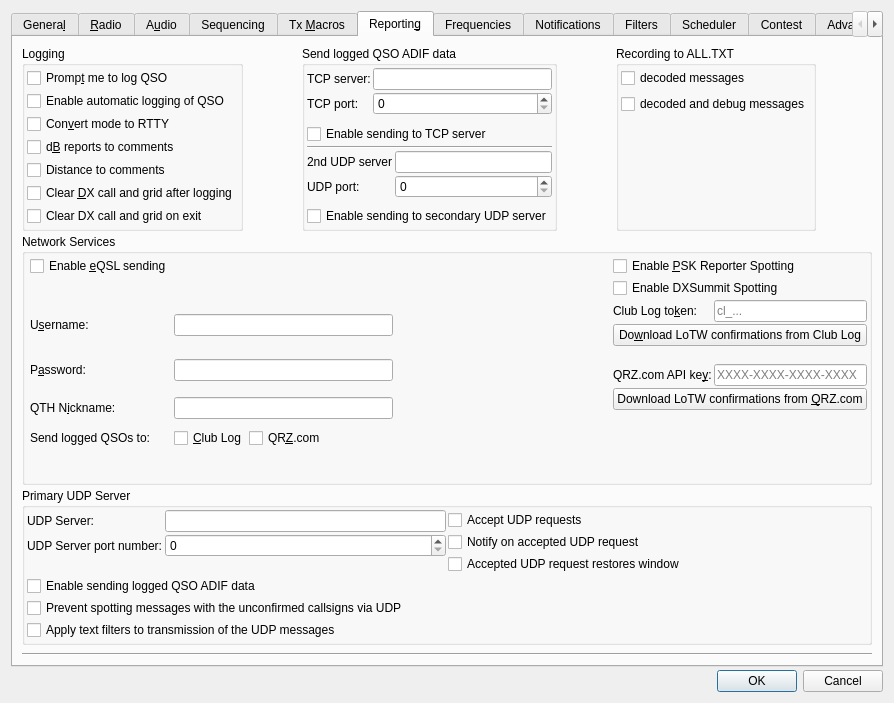
ce3tsk/jtdx_contest, file Configuration.ui: the form before one commit.
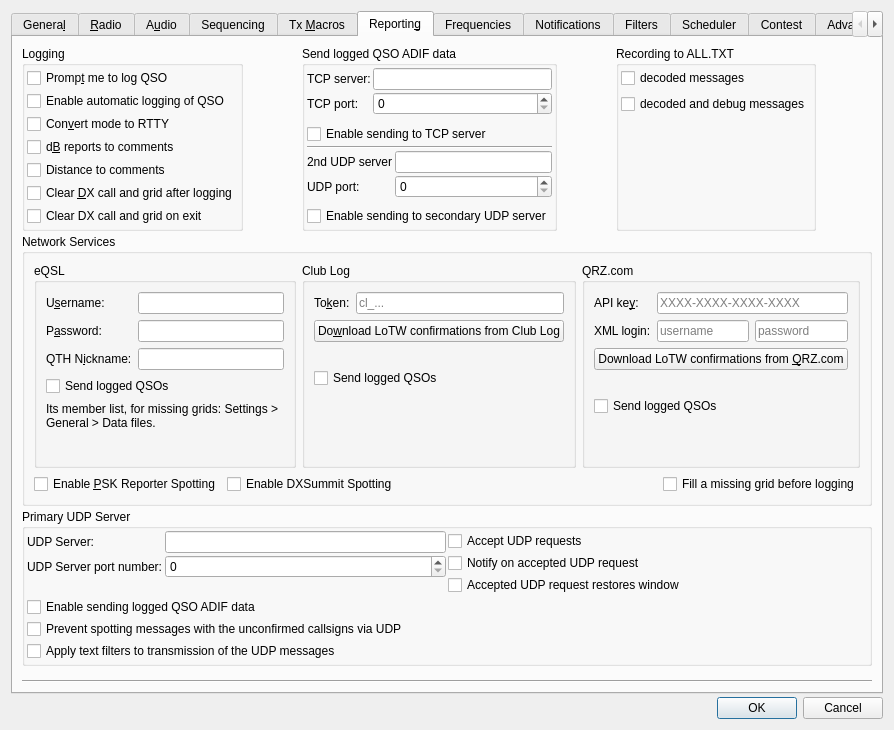
The form after the commit. The open tabs and pages were chosen to show the change.

Commit message: Fill a missing grid before logging (Settings > Reporting, off by default, never in a contest): from the grid heard earlier, the PSK Reporter locator, the eQSL member list (a new data file), the Club Log users file (weekly, made on a worker thread, Club Log refusals and Retry-After kept) and QRZ.com XML data, noted in the comment as [grid: source]; Network Services box redone in three groups, the send boxes greyed without a token or key; the eQSL login moved from the ini to a file of its own; zlib 1.4 built in (co5Hntrib/zlib)

```diff
--- a/Configuration.ui
+++ b/Configuration.ui
@@ -854,6 +854,36 @@
             </property>
            </widget>
           </item>
+          <item row="4" column="0">
+           <widget class="QLabel" name="eqsl_file_label">
+            <property name="text">
+             <string>eQSL members:</string>
+            </property>
+           </widget>
+          </item>
+          <item row="4" column="1">
+           <widget class="QLabel" name="eqsl_file_status_label">
+            <property name="sizePolicy">
+             <sizepolicy hsizetype="Expanding" vsizetype="Preferred">
+              <horstretch>1</horstretch>
+              <verstretch>0</verstretch>
+             </sizepolicy>
+            </property>
+            <property name="toolTip">
+             <string>The copy in the log directory is used; none is bundled with this release.</string>
+            </property>
+           </widget>
+          </item>
+          <item row="4" column="2">
+           <widget class="QPushButton" name="eqsl_download_push_button">
+            <property name="toolTip">
+             <string>Download eQSL's member list from eqsl.cc: each member's grid square and last upload, no eQSL account needed. With Settings &gt; Reporting's "Fill a missing grid before logging", a QSO that gave no grid may take its member's grid, when that member uploaded to eQSL within the last 12 months.</string>
+            </property>
+            <property name="text">
+             <string>Download latest</string>
+            </property>
+           </widget>
+          </item>
          </layout>
         </widget>
        </item>
@@ -2986,53 +3016,16 @@
            <property name="title">
             <string>Network Services</string>
            </property>
-           <layout class="QGridLayout" name="gridLayout_17">
-            <property name="leftMargin">
-             <number>5</number>
-            </property>
-            <property name="topMargin">
-             <number>2</number>
-            </property>
-            <property name="rightMargin">
-             <number>2</number>
-            </property>
-            <property name="bottomMargin">
-             <number>2</number>
-            </property>
-            <property name="spacing">
-             <number>2</number>
-            </property>
+           <layout class="QVBoxLayout" name="network_layout">
+            <item>
+             <layout class="QHBoxLayout" name="services_layout" stretch="1,1,1">
+              <item>
+               <widget class="QGroupBox" name="eqsl_group_box">
+                <property name="title">
+                 <string notr="true">eQSL</string>
+                </property>
+                <layout class="QGridLayout" name="eqsl_grid_layout">
             <item row="0" column="0">
-             <widget class="QCheckBox" name="eqsl_check_box">
-              <property name="toolTip">
-               <string>The program can send logged QSO info to the http://www.eqsl.cc web site.</string>
-              </property>
-              <property name="text">
-               <string>Enable &amp;eQSL sending</string>
-              </property>
-             </widget>
-            </item>
-            <item row="0" column="3">
-             <spacer name="horizontalSpacer_11">
-              <property name="orientation">
-               <enum>Qt::Horizontal</enum>
-              </property>
-              <property name="sizeHint" stdset="0">
-               <size>
-                <width>40</width>
-                <height>20</height>
-               </size>
-              </property>
-             </spacer>
-            </item>
-            <item row="2" column="1">
-             <widget class="QLineEdit" name="eqsluser_edit">
-              <property name="toolTip">
-               <string>EQSL Username.</string>
-              </property>
-             </widget>
-            </item>
-            <item row="2" column="0">
              <widget class="QLabel" name="eqsluser_label">
               <property name="text">
                <string>U&amp;sername:</string>
@@ -3042,7 +3035,14 @@
               </property>
              </widget>
             </item>
-            <item row="3" column="0">
+                 <item row="0" column="1">
+                  <widget class="QLineEdit" name="eqsluser_edit">
+                   <property name="toolTip">
+                    <string>EQSL Username.</string>
+                   </property>
+                  </widget>
+                 </item>
+                 <item row="1" column="0">
              <widget class="QLabel" name="eqslpasswd_label">
               <property name="text">
                <string>P&amp;assword:</string>
@@ -3052,7 +3052,7 @@
               </property>
              </widget>
             </item>
-            <item row="3" column="1">
+                 <item row="1" column="1">
              <widget class="QLineEdit" name="eqslpasswd_edit">
               <property name="toolTip">
                <string>EQSL Password.</string>
@@ -3062,42 +3062,69 @@
               </property>
              </widget>
             </item>
-            <item row="0" column="4">
-             <widget class="QCheckBox" name="psk_reporter_check_box">
-              <property name="toolTip">
-               <string>The program can send your station details and all
-decoded signals as spots to the http://pskreporter.info web site.
-This is used for reverse beacon analysis which is very useful
-for assessing propagation and system performance.</string>
-              </property>
+                 <item row="2" column="0">
+                  <widget class="QLabel" name="eqslnick_label">
               <property name="text">
-               <string>Enable &amp;PSK Reporter Spotting</string>
+                    <string>QTH N&amp;ickname:</string>
+                   </property>
+                   <property name="buddy">
+                    <cstring>eqslnick_edit</cstring>
               </property>
              </widget>
             </item>
-            <item row="4" column="1">
+                 <item row="2" column="1">
              <widget class="QLineEdit" name="eqslnick_edit">
               <property name="toolTip">
                <string>EQSL OTH Nickname.</string>
               </property>
              </widget>
             </item>
-            <item row="1" column="4">
-             <widget class="QCheckBox" name="dxsummit_check_box">
+                 <item row="3" column="0" colspan="2">
+                  <widget class="QCheckBox" name="eqsl_check_box">
+                   <property name="toolTip">
+                    <string>The program can send logged QSO info to the http://www.eqsl.cc web site.</string>
+                   </property>
               <property name="text">
-               <string>Enable DXSummit Spotting </string>
+                    <string>Send logged QSOs</string>
               </property>
              </widget>
             </item>
-            <item row="2" column="4" rowspan="3">
+                 <item row="4" column="0" colspan="2">
+                  <widget class="QLabel" name="eqsl_members_label">
+                   <property name="text">
+                    <string>Its member list, for missing grids: Settings &gt; General &gt; Data files.</string>
+                   </property>
+                   <property name="wordWrap">
+                    <bool>true</bool>
+                   </property>
+                  </widget>
+                 </item>
+                 <item row="5" column="0" colspan="2">
+                  <spacer name="eqsl_spacer">
+                   <property name="orientation">
+                    <enum>Qt::Vertical</enum>
+                   </property>
+                   <property name="sizeHint" stdset="0">
+                    <size>
+                     <width>0</width>
+                     <height>0</height>
+                    </size>
+                   </property>
+                  </spacer>
+                 </item>
+                </layout>
+               </widget>
+              </item>
+              <item>
+               <widget class="QGroupBox" name="clublog_group_box">
+                <property name="title">
+                 <string notr="true">Club Log</string>
+                </property>
              <layout class="QGridLayout" name="clublog_grid_layout">
-              <property name="spacing">
-               <number>2</number>
-              </property>
               <item row="0" column="0">
                <widget class="QLabel" name="clublog_token_label">
                 <property name="text">
-                 <string>Club Log to&amp;ken:</string>
+                    <string>To&amp;ken:</string>
                 </property>
                 <property name="buddy">
                  <cstring>clublog_token_edit</cstring>
@@ -3143,17 +3170,70 @@
                 </property>
                </widget>
               </item>
-              <item row="3" column="0">
+                 <item row="3" column="0" colspan="2">
+                  <widget class="QCheckBox" name="clublog_upload_check_box">
+                   <property name="toolTip">
+                    <string>Each QSO you log is sent to your Club Log log at once, with the Club Log token - in a contest too. A QSO that cannot be sent now (no connection, Club Log busy) is kept and sent later; one Club Log refuses is named below.
+Only QSOs logged from now on: upload older ones to Club Log as an ADIF file there.</string>
+                   </property>
+                   <property name="text">
+                    <string>Send logged QSOs</string>
+                   </property>
+                  </widget>
+                 </item>
+                 <item row="4" column="0" colspan="2">
+                  <widget class="QLabel" name="clublog_upload_status_label">
+                   <property name="text">
+                    <string notr="true"/>
+                   </property>
+                   <property name="wordWrap">
+                    <bool>true</bool>
+                   </property>
+                  </widget>
+                 </item>
+                 <item row="5" column="0" colspan="2">
+                  <widget class="QLabel" name="clublog_users_status_label">
+                   <property name="text">
+                    <string></string>
+                   </property>
+                   <property name="wordWrap">
+                    <bool>true</bool>
+                   </property>
+                  </widget>
+                 </item>
+                 <item row="6" column="0" colspan="2">
+                  <spacer name="clublog_spacer">
+                   <property name="orientation">
+                    <enum>Qt::Vertical</enum>
+                   </property>
+                   <property name="sizeHint" stdset="0">
+                    <size>
+                     <width>0</width>
+                     <height>0</height>
+                    </size>
+                   </property>
+                  </spacer>
+                 </item>
+                </layout>
+               </widget>
+              </item>
+              <item>
+               <widget class="QGroupBox" name="qrz_group_box">
+                <property name="title">
+                 <string notr="true">QRZ.com</string>
+                </property>
+                <layout class="QGridLayout" name="qrz_grid_layout">
+                 <item row="0" column="0">
                <widget class="QLabel" name="qrz_key_label">
                 <property name="text">
-                 <string>QRZ.com API ke&amp;y:</string>
+                    <string>API ke&amp;y:</string>
                 </property>
                 <property name="buddy">
                  <cstring>qrz_key_edit</cstring>
                 </property>
                </widget>
               </item>
-              <item row="3" column="1">
+                 <item row="0" column="1">
                <widget class="QLineEdit" name="qrz_key_edit">
                 <property name="toolTip">
                  <string>Your QRZ.com Logbook API key. To find it, log in to QRZ.com, open your Logbook, click Settings at the top right and, under &quot;QRZ Logbook API&quot;, click &quot;Show&quot; beside the API Key. Copy the key, paste it into this box and press OK. The API needs a QRZ.com subscription (XML level or higher).
@@ -3167,7 +3247,41 @@
                 </property>
                </widget>
               </item>
-              <item row="4" column="0" colspan="2">
+                 <item row="1" column="0">
+                  <widget class="QLabel" name="qrz_xml_label">
+                   <property name="text">
+                    <string>XML login:</string>
+                   </property>
+                  </widget>
+                 </item>
+                 <item row="1" column="1">
+                  <layout class="QHBoxLayout" name="qrz_xml_layout">
+                   <item>
+                    <widget class="QLineEdit" name="qrz_xml_user_edit">
+                     <property name="toolTip">
+                      <string>Your QRZ.com username - usually your callsign - for QRZ.com's XML data: the grids of calls, with a subscription that includes XML data. Not the API key above.</string>
+                     </property>
+                     <property name="placeholderText">
+                      <string>username</string>
+                     </property>
+                    </widget>
+                   </item>
+                   <item>
+                    <widget class="QLineEdit" name="qrz_xml_password_edit">
+                     <property name="toolTip">
+                      <string>Your QRZ.com password, for QRZ.com's XML data. It is kept in a file of its own that only you can read, never in the settings file.</string>
+                     </property>
+                     <property name="echoMode">
+                      <enum>QLineEdit::Password</enum>
+                     </property>
+                     <property name="placeholderText">
+                      <string>password</string>
+                     </property>
+                    </widget>
+                   </item>
+                  </layout>
+                 </item>
+                 <item row="2" column="0" colspan="2">
                <widget class="QPushButton" name="qrz_download_push_button">
                 <property name="toolTip">
                  <string>Download your LoTW confirmations from QRZ.com now; the program also does it at the start and every 12 hours. Only the confirmations from LoTW count, not QRZ.com's own.
@@ -3182,7 +3296,7 @@
                 </property>
                </widget>
               </item>
-              <item row="5" column="0" colspan="2">
+                 <item row="3" column="0" colspan="2">
                <widget class="QLabel" name="qrz_status_label">
                 <property name="text">
                  <string notr="true"/>
@@ -3192,75 +3306,18 @@
                 </property>
                </widget>
               </item>
-             </layout>
-            </item>
-            <item row="4" column="0">
-             <widget class="QLabel" name="eqslnick_label">
-              <property name="text">
-               <string>QTH N&amp;ickname:</string>
-              </property>
-              <property name="buddy">
-               <cstring>eqslnick_edit</cstring>
-              </property>
-             </widget>
-            </item>
-            <item row="5" column="0">
-             <widget class="QLabel" name="upload_label">
-              <property name="text">
-               <string>Send logged QSOs to:</string>
-              </property>
-             </widget>
-            </item>
-            <item row="5" column="1">
-             <layout class="QHBoxLayout" name="upload_layout">
-              <item>
-               <widget class="QCheckBox" name="clublog_upload_check_box">
-                <property name="toolTip">
-                 <string>Each QSO you log is sent to your Club Log log at once, with the Club Log token - in a contest too. A QSO that cannot be sent now (no connection, Club Log busy) is kept and sent later; one Club Log refuses is named below.
-Only QSOs logged from now on: upload older ones to Club Log as an ADIF file there.</string>
-                </property>
-                <property name="text">
-                 <string>&amp;Club Log</string>
-                </property>
-               </widget>
-              </item>
-              <item>
+                 <item row="4" column="0" colspan="2">
                <widget class="QCheckBox" name="qrz_upload_check_box">
                 <property name="toolTip">
                  <string>Each QSO you log is sent to your QRZ.com logbook at once, with the QRZ.com API key - in a contest too. QRZ.com takes QSOs from programs only with a subscription. A QSO that cannot be sent now is kept and sent later; one QRZ.com refuses is named below.
 Only QSOs logged from now on: upload older ones to QRZ.com as an ADIF file there.</string>
                 </property>
                 <property name="text">
-                 <string>QR&amp;Z.com</string>
+                    <string>Send logged QSOs</string>
                 </property>
                </widget>
               </item>
-              <item>
-               <spacer name="upload_spacer">
-                <property name="orientation">
-                 <enum>Qt::Horizontal</enum>
-                </property>
-                <property name="sizeHint" stdset="0">
-                 <size>
-                  <width>0</width>
-                  <height>0</height>
-                 </size>
-                </property>
-               </spacer>
-              </item>
-             </layout>
-            </item>
-            <item row="6" column="0" colspan="2">
-             <widget class="QLabel" name="clublog_upload_status_label">
-              <property name="text">
-               <string notr="true"/>
-              </property>
-              <property name="wordWrap">
-               <bool>true</bool>
-              </property>
-             </widget>
-            </item>
-            <item row="7" column="0" colspan="2">
+                 <item row="5" column="0" colspan="2">
              <widget class="QLabel" name="qrz_upload_status_label">
               <property name="text">
                <string notr="true"/>
@@ -3269,6 +3326,81 @@
                <bool>true</bool>
               </property>
              </widget>
+                 </item>
+                 <item row="6" column="0" colspan="2">
+                  <widget class="QLabel" name="qrz_xml_status_label">
+                   <property name="text">
+                    <string></string>
+                   </property>
+                   <property name="wordWrap">
+                    <bool>true</bool>
+                   </property>
+                  </widget>
+                 </item>
+                 <item row="7" column="0" colspan="2">
+                  <spacer name="qrz_spacer">
+                   <property name="orientation">
+                    <enum>Qt::Vertical</enum>
+                   </property>
+                   <property name="sizeHint" stdset="0">
+                    <size>
+                     <width>0</width>
+                     <height>0</height>
+                    </size>
+                   </property>
+                  </spacer>
+                 </item>
+                </layout>
+               </widget>
+              </item>
+             </layout>
+            </item>
+            <item>
+             <layout class="QHBoxLayout" name="spotting_layout">
+              <item>
+               <widget class="QCheckBox" name="psk_reporter_check_box">
+                <property name="toolTip">
+                 <string>The program can send your station details and all
+decoded signals as spots to the http://pskreporter.info web site.
+This is used for reverse beacon analysis which is very useful
+for assessing propagation and system performance.</string>
+                </property>
+                <property name="text">
+                 <string>Enable &amp;PSK Reporter Spotting</string>
+                </property>
+               </widget>
+              </item>
+              <item>
+               <widget class="QCheckBox" name="dxsummit_check_box">
+                <property name="text">
+                 <string>Enable DXSummit Spotting </string>
+                </property>
+               </widget>
+              </item>
+              <item>
+               <spacer name="spotting_spacer">
+                <property name="orientation">
+                 <enum>Qt::Horizontal</enum>
+                </property>
+                <property name="sizeHint" stdset="0">
+                 <size>
+                  <width>0</width>
+                  <height>0</height>
+                 </size>
+                </property>
+               </spacer>
+              </item>
+              <item>
+               <widget class="QCheckBox" name="fill_missing_grid_check_box">
+                <property name="toolTip">
+                 <string>When a QSO gave no grid - neither heard nor typed - it gets one before it is logged: what this program heard the station send earlier (within a day; a /M station's within half an hour), else the locator it reports to PSK Reporter (with the Reception map open), else its grid in eQSL's member list (Settings > General; a member that uploaded to eQSL within the last 12 months), in Club Log's users file (downloaded weekly with the token; a call that uploaded within the last 12 months) or in QRZ.com's XML data (with the XML login, asked as the QSO starts). Only a square inside the call's DXCC country is taken, its first four characters. Log QSO names the source in the grid field's tooltip, and the QSO's comment notes it as [grid: ...]. Never in a contest.</string>
+                </property>
+                <property name="text">
+                 <string>Fill a missing grid before logging</string>
+                </property>
+               </widget>
+              </item>
+             </layout>
             </item>
            </layout>
           </widget>
```
Lines whose indentation alone changed are shown as unchanged. The commit also changes 60 other files.
